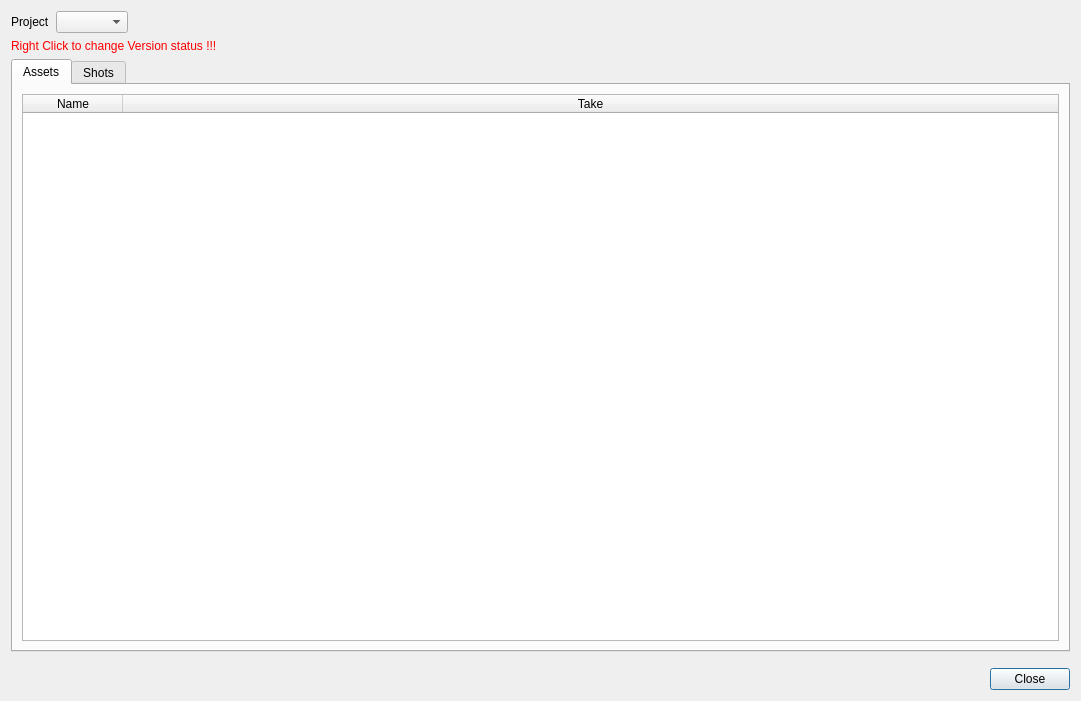
Qt form oyProjectManager/ui/status_manager.ui (code-google-com/oyprojectmanager) before a commit.
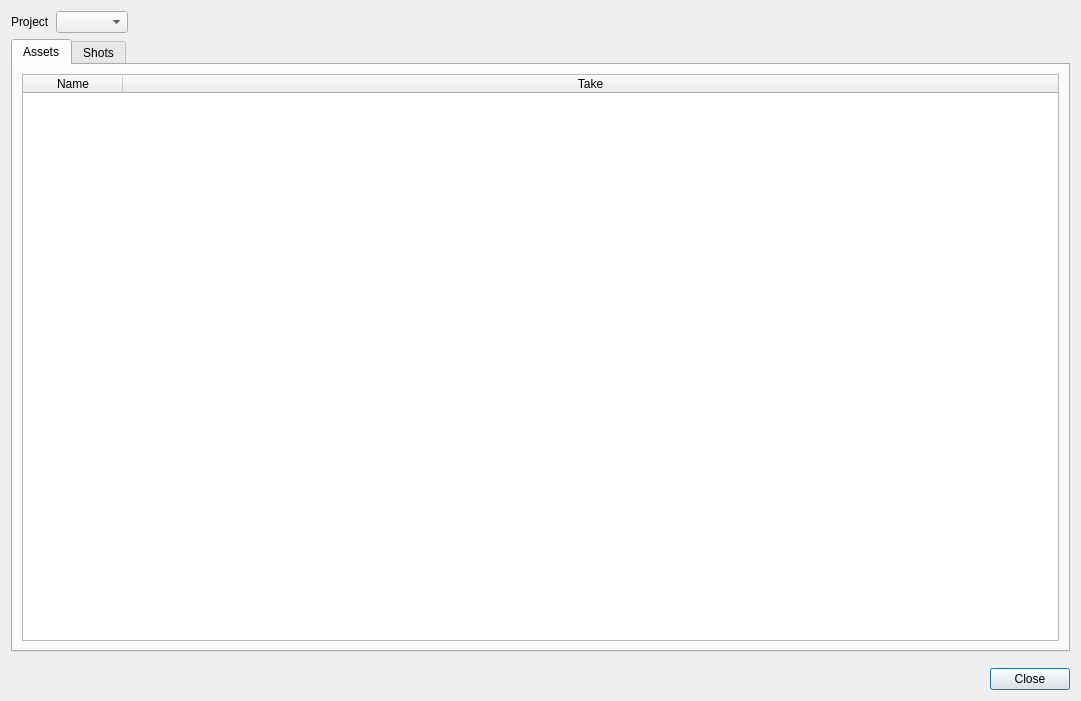
The same form after that commit.

Commit message: 0.2.4 ----- * Added :attr:`~oyProjectManager.core.models.Asset.type` attribute to the   :class:`~oyProjectManager.core.models.Asset` class. The main intention is to   be able to distinguish 'Props', 'Environment' etc. types of assets from each   other.

The edit to the form file:
```diff
--- a/oyProjectManager/ui/status_manager.ui
+++ b/oyProjectManager/ui/status_manager.ui
@@ -41,16 +41,6 @@
      </item>
     </layout>
    </item>
-   <item>
-    <widget class="QLabel" name="label_2">
-     <property name="styleSheet">
-      <string notr="true">color: red;</string>
-     </property>
-     <property name="text">
-      <string>Right Click to change Version status !!!</string>
-     </property>
-    </widget>
-   </item>
    <item>
     <widget class="QTabWidget" name="tabWidget">
      <property name="currentIndex">
```
Left out of the diff: 6 changed lines with no effect on the pictures. The commit also changes 11 other files.
